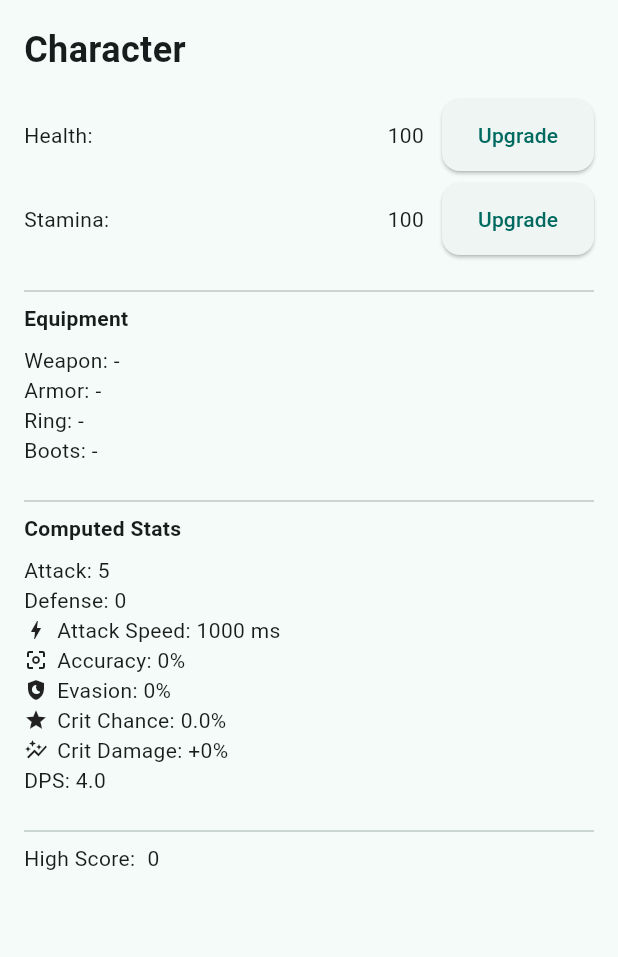
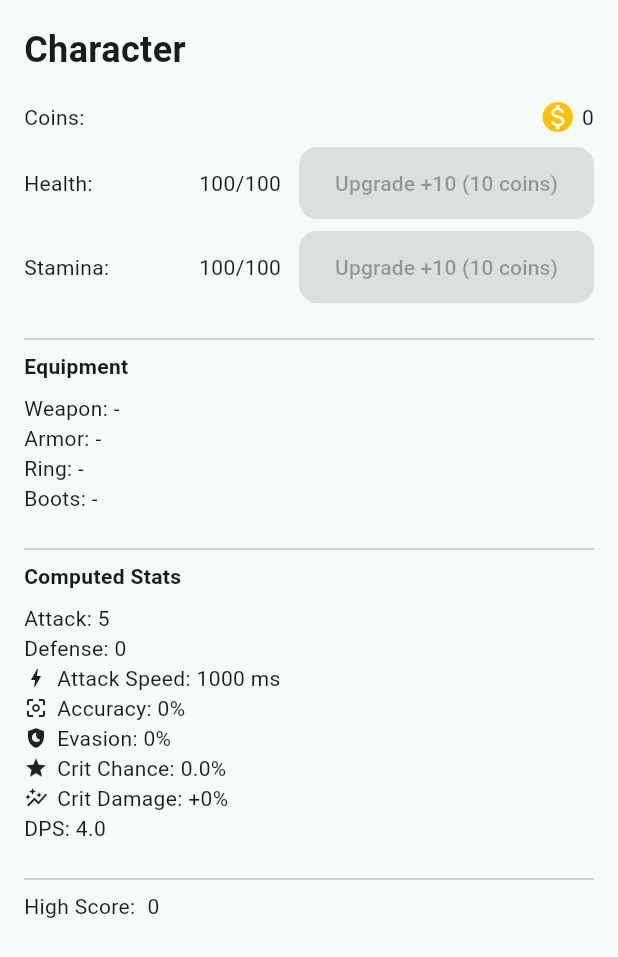
Before and after one commit to dmitrymov/wanderers_trail, a Flutter app: the CharacterTab widget shown alone on an empty page, opened directly, on a phone screen of 412 x 824 dp. Shown: the top 957 px of the screen. Run offline on Flutter 3.47's test engine with Material 3 defaults, Android fonts, the phone set to English and light mode, and no system bars; our stand-ins replace cloud_firestore, firebase_core, shared_preferences; missing offline and left inert: flame; accounts and stored records are empty.

Commit message:
UX improves

```diff
--- a/lib/main.dart
+++ b/lib/main.dart
@@ -71,7 +71,7 @@ class _HomeScaffoldState extends State<HomeScaffold> {
 
   final _pages = const [
     ShopTab(),
-    CharacterTab(),
+    // CharacterTab(),
     BattleTab(),
     PetTab(),
   ];
@@ -85,7 +85,7 @@ class _HomeScaffoldState extends State<HomeScaffold> {
         onDestinationSelected: (i) => setState(() => _index = i),
         destinations: const [
           NavigationDestination(icon: Icon(Icons.storefront), label: 'Shop'),
-          NavigationDestination(icon: Icon(Icons.person), label: 'Character'),
+          // NavigationDestination(icon: Icon(Icons.person), label: 'Character'),
           NavigationDestination(icon: Icon(Icons.sports_esports), label: 'Battle'),
           NavigationDestination(icon: Icon(Icons.pets), label: 'Pet'),
         ],
--- a/lib/src/data/models/player_profile.dart
+++ b/lib/src/data/models/player_profile.dart
@@ -2,10 +2,18 @@ import 'item.dart';
 
 class PlayerProfile {
   final String userId; // future login
-  final int health;
-  final int stamina;
+  final int health; // current health
+  final int stamina; // current stamina
   final int coins;
   final int highScore;
+
+  // Run-limited maximums (reset on New Run / Resume Checkpoint)
+  final int maxHealth;
+  final int maxStamina;
+
+  // Number of upgrades purchased this run (affects cost scaling)
+  final int healthUpgrades;
+  final int staminaUpgrades;
 
   final Item? weapon;
   final Item? armor;
@@ -21,6 +29,10 @@ class PlayerProfile {
     required this.stamina,
     required this.coins,
     required this.highScore,
+    required this.maxHealth,
+    required this.maxStamina,
+    required this.healthUpgrades,
+    required this.staminaUpgrades,
     this.weapon,
     this.armor,
     this.ring,
@@ -37,6 +49,10 @@ class PlayerProfile {
     int? stamina,
     int? coins,
     int? highScore,
+    int? maxHealth,
+    int? maxStamina,
+    int? healthUpgrades,
+    int? staminaUpgrades,
     Object? weapon = _unset,
     Object? armor = _unset,
     Object? ring = _unset,
@@ -49,6 +65,10 @@ class PlayerProfile {
         stamina: stamina ?? this.stamina,
         coins: coins ?? this.coins,
         highScore: highScore ?? this.highScore,
+        maxHealth: maxHealth ?? this.maxHealth,
+        maxStamina: maxStamina ?? this.maxStamina,
+        healthUpgrades: healthUpgrades ?? this.healthUpgrades,
+        staminaUpgrades: staminaUpgrades ?? this.staminaUpgrades,
         weapon: identical(weapon, _unset) ? this.weapon : weapon as Item?,
         armor: identical(armor, _unset) ? this.armor : armor as Item?,
         ring: identical(ring, _unset) ? this.ring : ring as Item?,
@@ -63,6 +83,10 @@ class PlayerProfile {
         'stamina': stamina,
         'coins': coins,
         'highScore': highScore,
+        'maxHealth': maxHealth,
+        'maxStamina': maxStamina,
+        'healthUpgrades': healthUpgrades,
+        'staminaUpgrades': staminaUpgrades,
         'weapon': weapon?.toJson(),
         'armor': armor?.toJson(),
         'ring': ring?.toJson(),
@@ -77,6 +101,10 @@ class PlayerProfile {
         stamina: (json['stamina'] as num).toInt(),
         coins: (json['coins'] as num).toInt(),
         highScore: (json['highScore'] as num).toInt(),
+        maxHealth: (json['maxHealth'] as num?)?.toInt() ?? (json['health'] as num).toInt(),
+        maxStamina: (json['maxStamina'] as num?)?.toInt() ?? (json['stamina'] as num).toInt(),
+        healthUpgrades: (json['healthUpgrades'] as num?)?.toInt() ?? 0,
+        staminaUpgrades: (json['staminaUpgrades'] as num?)?.toInt() ?? 0,
         weapon:
             json['weapon'] == null ? null : Item.fromJson(json['weapon'] as Map<String, dynamic>),
         armor: json['armor'] == null ? null : Item.fromJson(json['armor'] as Map<String, dynamic>),
@@ -92,6 +120,10 @@ class PlayerProfile {
         stamina: 100,
         coins: 0,
         highScore: 0,
+        maxHealth: 100,
+        maxStamina: 100,
+        healthUpgrades: 0,
+        staminaUpgrades: 0,
         savedStep: null,
       );
 }
--- a/lib/src/ui/tabs/character_tab.dart
+++ b/lib/src/ui/tabs/character_tab.dart
@@ -113,19 +113,43 @@ class CharacterTab extends StatelessWidget {
         const SizedBox(height: 16),
         Row(
           children: [
+            const Expanded(child: Text('Coins:')),
+            Row(
+              mainAxisSize: MainAxisSize.min,
+              children: [
+                const Icon(Icons.monetization_on, color: Colors.amber),
+                const SizedBox(width: 4),
+                Text('${p.coins}'),
+              ],
+            ),
+          ],
+        ),
+        const SizedBox(height: 8),
+        Row(
+          children: [
             const Expanded(child: Text('Health:')),
-            Text('${p.health}'),
+            Text('${p.health}/${p.maxHealth}'),
             const SizedBox(width: 12),
-            ElevatedButton(onPressed: gs.upgradeHealth, child: const Text('Upgrade')),
+            ElevatedButton(
+              onPressed: (p.coins >= gs.healthUpgradeCost)
+                  ? () => gs.upgradeHealth()
+                  : null,
+              child: Text('Upgrade +${GameState.healthUpgradeStep} (${gs.healthUpgradeCost} coins)'),
+            ),
           ],
         ),
         const SizedBox(height: 8),
         Row(
           children: [
             const Expanded(child: Text('Stamina:')),
-            Text('${p.stamina}'),
+            Text('${p.stamina}/${p.maxStamina}'),
             const SizedBox(width: 12),
-            ElevatedButton(onPressed: gs.upgradeStamina, child: const Text('Upgrade')),
+            ElevatedButton(
+              onPressed: (p.coins >= gs.staminaUpgradeCost)
+                  ? () => gs.upgradeStamina()
+                  : null,
+              child: Text('Upgrade +${GameState.staminaUpgradeStep} (${gs.staminaUpgradeCost} coins)'),
+            ),
           ],
         ),
         const SizedBox(height: 16),
```
Also changed, not shown: lib/src/graphics/difficulty.dart (added, +12 -0 lines), lib/src/graphics/enemy_sprites.dart (added, +81 -0 lines), lib/src/state/game_state.dart (+84 -32 lines), lib/src/ui/overlay/overlay_service.dart (+10 -6 lines), lib/src/ui/tabs/battle_tab.dart (+95 -53 lines), assets/images/enemies/bandit/bandit.png (added), assets/images/enemies/bandit/bandit2.png (added), assets/images/enemies/bandit/bandit3.png (added), assets/images/enemies/slime/slime.png (added), assets/images/enemies/slime/slime2.png (added), assets/images/enemies/slime/slime3.png (added), assets/images/enemies/spider/spider.png (added), assets/images/enemies/spider/spider2.png (added), assets/images/enemies/spider/spider3.png (added), 3 more files.
